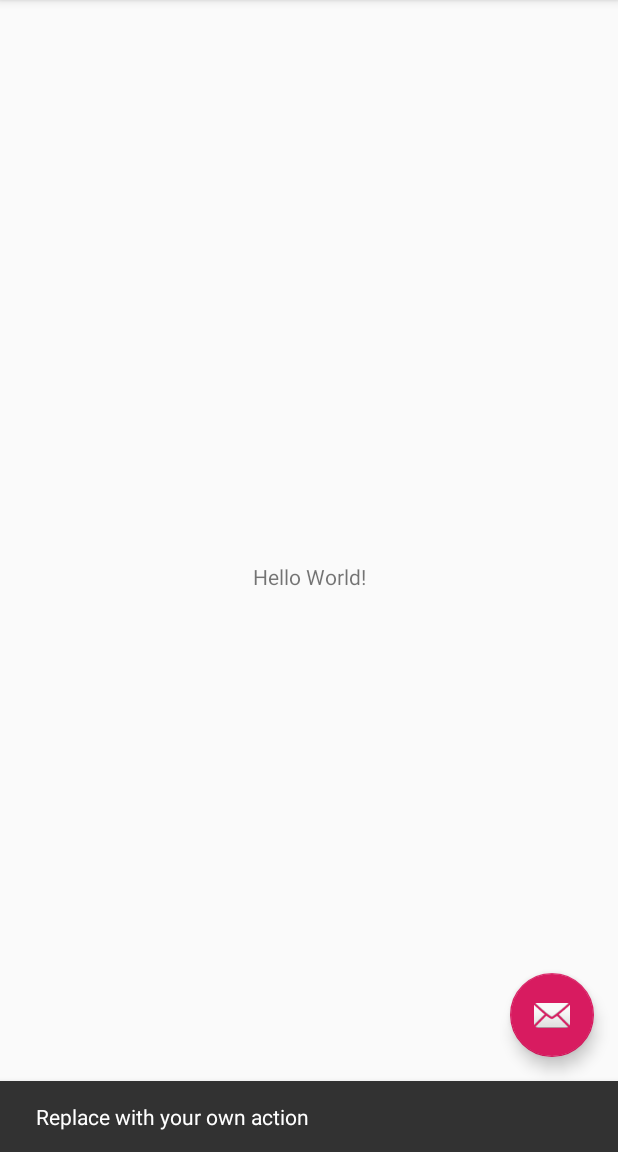
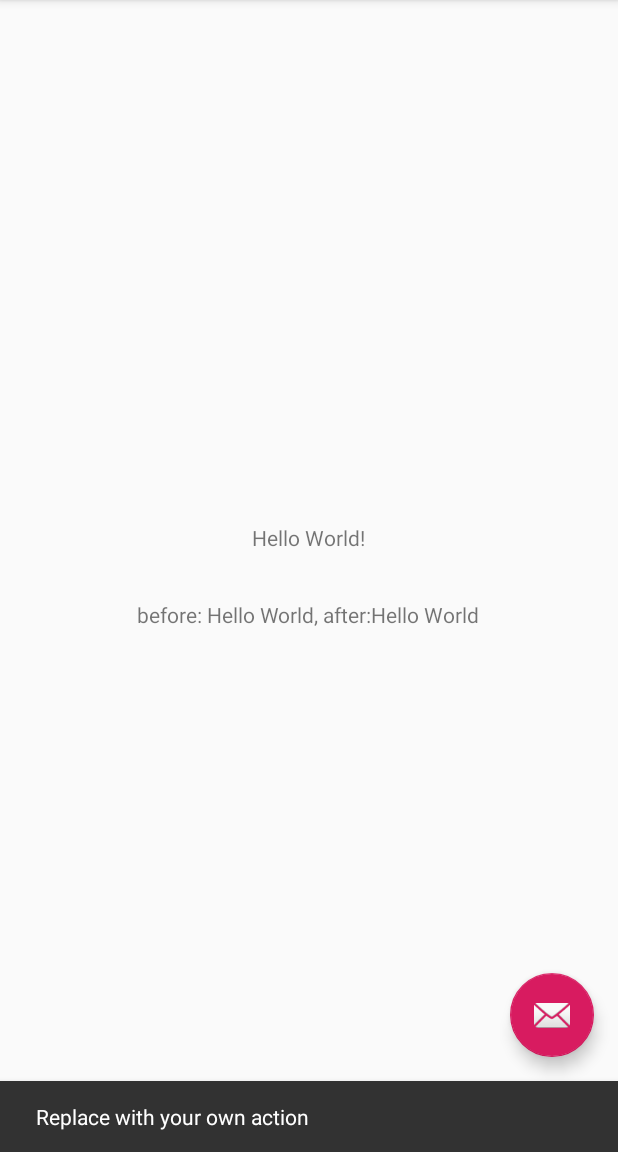
Before and after one commit to 103style/NDKDoc, an Android app: the screen it shows after launch (MainActivity), after a tap on an icon or button, on a phone screen of 412 x 824 dp, the part 84-1236 px from its top. Run offline under Robolectric (Android 15) with nearby library versions, the phone set to English and light mode, and no system bars; 3 statements that could not run were skipped.

Commit message:
添加通过jni修改java属性的示例

```diff
--- a/HelloNDK/app/src/main/java/com/example/myapplication/MainActivity.java
+++ b/HelloNDK/app/src/main/java/com/example/myapplication/MainActivity.java
@@ -16,17 +16,39 @@ public class MainActivity extends AppCompatActivity {
         System.loadLibrary("hello-ndk");
     }
 
+    public String showText = "Hello World";
+
     public native String helloNDK();
+
+    public native void accessField();
 
     @Override
     protected void onCreate(Bundle savedInstanceState) {
         super.onCreate(savedInstanceState);
         setContentView(R.layout.activity_main);
+        config();
+
+
+        //调用jni获取返回值
+        TextView show = findViewById(R.id.tv_show);
+        show.setText(helloNDK());
+
+
+
+        TextView accessFiledShow = findViewById(R.id.tv_access_filed_show);
+        String res = "before: " + showText;
+        //通过ndk 修改非静态属性属性
+        accessField();
+        res += ", after:" + showText;
+        accessFiledShow.setText(res);
+
+
+    }
+
+    private void config() {
+
         Toolbar toolbar = findViewById(R.id.toolbar);
         setSupportActionBar(toolbar);
-
-        TextView show = findViewById(R.id.tv_show);
-        show.setText(helloNDK());
 
         FloatingActionButton fab = findViewById(R.id.fab);
         fab.setOnClickListener(new View.OnClickListener() {
--- a/HelloNDK/app/src/main/res/layout/content_main.xml
+++ b/HelloNDK/app/src/main/res/layout/content_main.xml
@@ -1,9 +1,11 @@
 <?xml version="1.0" encoding="utf-8"?>
-<android.support.constraint.ConstraintLayout xmlns:android="http://schemas.android.com/apk/res/android"
+<LinearLayout xmlns:android="http://schemas.android.com/apk/res/android"
     xmlns:app="http://schemas.android.com/apk/res-auto"
     xmlns:tools="http://schemas.android.com/tools"
     android:layout_width="match_parent"
     android:layout_height="match_parent"
+    android:gravity="center"
+    android:orientation="vertical"
     app:layout_behavior="@string/appbar_scrolling_view_behavior"
     tools:context=".MainActivity"
     tools:showIn="@layout/activity_main">
@@ -12,10 +14,16 @@
         android:id="@+id/tv_show"
         android:layout_width="wrap_content"
         android:layout_height="wrap_content"
-        android:text="Hello World!"
-        app:layout_constraintBottom_toBottomOf="parent"
-        app:layout_constraintLeft_toLeftOf="parent"
-        app:layout_constraintRight_toRightOf="parent"
-        app:layout_constraintTop_toTopOf="parent" />
+        android:layout_margin="8dp"
+        android:padding="8dp"
+        android:text="Hello World!" />
 
-</android.support.constraint.ConstraintLayout>
+
+    <TextView
+        android:id="@+id/tv_access_filed_show"
+        android:layout_width="wrap_content"
+        android:layout_height="wrap_content"
+        android:layout_margin="8dp"
+        android:padding="8dp" />
+
+</LinearLayout>
```
Also changed, not shown: 1 other file.
